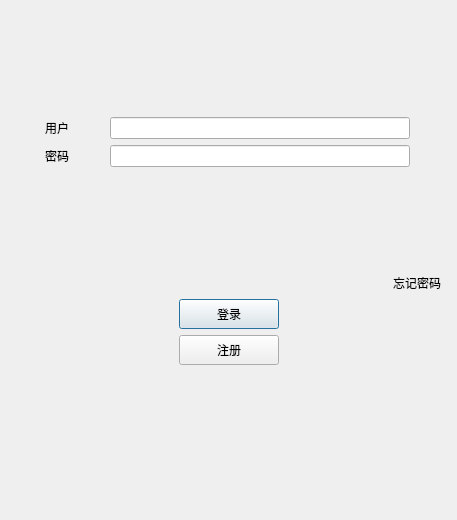
Old version of the form logindialog.ui in the repository Huangtiant/cpp-chat-app.
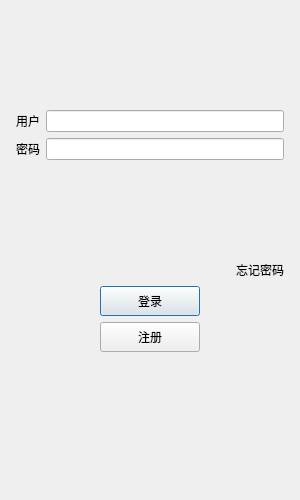
New version of the form. Icons and pictures are not drawn.

Diff of the .ui file:
```diff
--- a/logindialog.ui
+++ b/logindialog.ui
@@ -6,10 +6,22 @@
    <rect>
     <x>0</x>
     <y>0</y>
-    <width>457</width>
-    <height>520</height>
+    <width>300</width>
+    <height>500</height>
    </rect>
   </property>
+  <property name="minimumSize">
+   <size>
+    <width>300</width>
+    <height>500</height>
+   </size>
+  </property>
+  <property name="maximumSize">
+   <size>
+    <width>300</width>
+    <height>500</height>
+   </size>
+  </property>
   <property name="windowTitle">
    <string>Dialog</string>
   </property>
```
Left out of the diff: 2 changed lines with no effect on the pictures.
